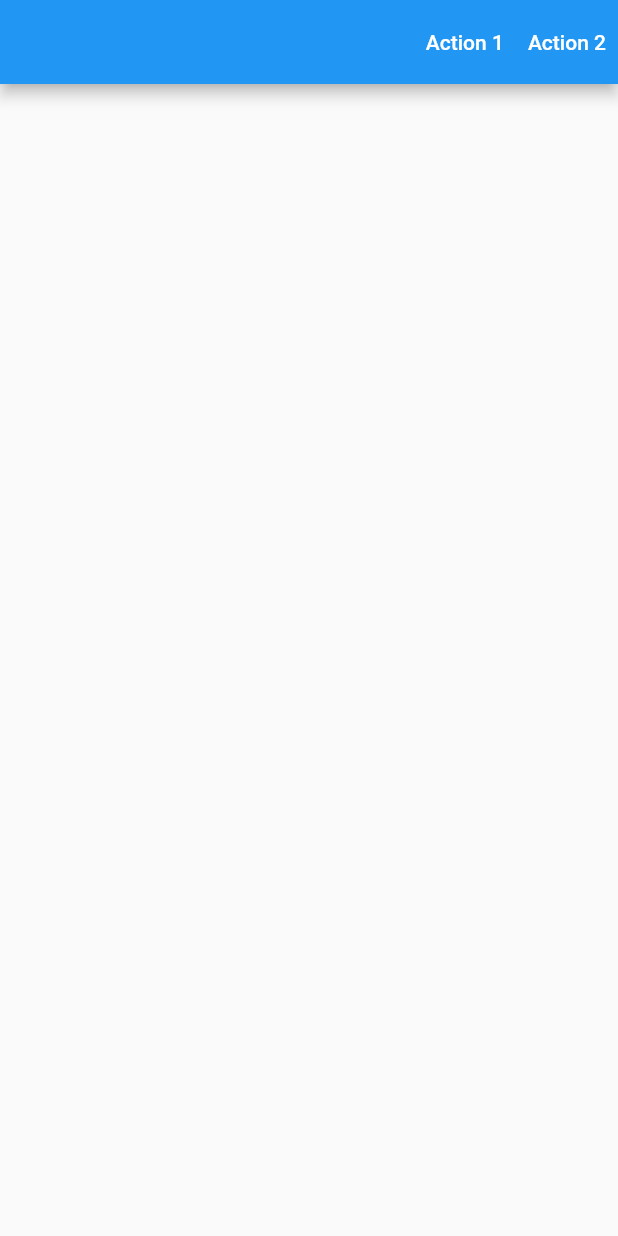
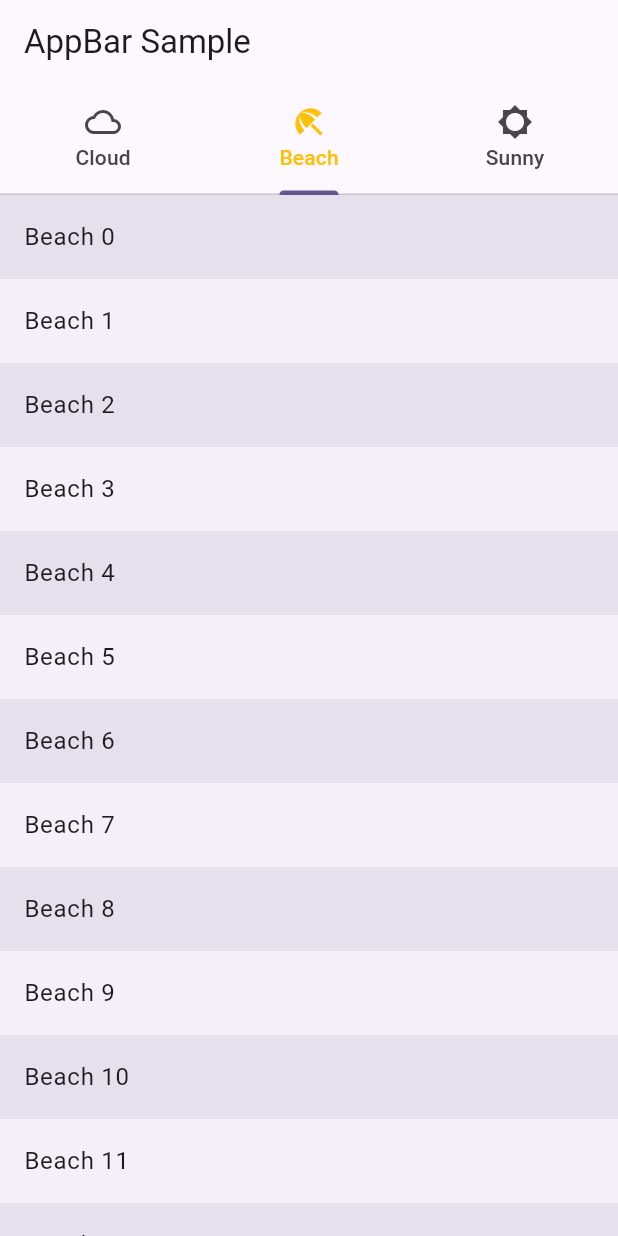
Before and after one commit to khanh-kk/Flutter_AppBar, a Flutter app: the screen it shows after launch, on a phone screen of 412 x 824 dp. Run offline on Flutter 3.47's test engine with Material 2 defaults, Android fonts, the phone set to English and light mode, and no system bars.

Commit message:
appbar bottom

```diff
--- /dev/null
+++ b/lib/appBar_ex3.dart
@@ -0,0 +1,80 @@
+//This example shows how to listen to a nested Scrollable's scroll notification
+//in a nested scroll view using the notificationPredicate property and
+//use it to make scrolledUnderElevation take effect.
+
+import 'package:flutter/material.dart';
+
+class MyAppBar4 extends StatelessWidget {
+  final List<String> titles = ['Cloud', 'Beach', 'Sunny'];
+  MyAppBar4({super.key});
+
+  @override
+  Widget build(BuildContext context) {
+    final ColorScheme colorScheme = Theme.of(context).colorScheme;
+    final Color oddColor = colorScheme.primary.withOpacity(0.05);
+    final Color evenColor = colorScheme.primary.withOpacity(0.15);
+    int tabCount = titles.length;
+    return DefaultTabController(
+      initialIndex: 1,
+      length: tabCount,
+      child: Scaffold(
+        appBar: AppBar(
+          title: const Text('AppBar Sample'),
+          notificationPredicate: (ScrollNotification notification) {
+            return notification.depth == 1;
+          },
+          scrolledUnderElevation: 4.0,
+          shadowColor: Theme.of(context).shadowColor,
+          bottom: TabBar(
+            labelColor: Colors.amber,
+            tabs: [
+              Tab(
+                icon: const Icon(Icons.cloud_outlined),
+                text: titles[0],
+              ),
+              Tab(
+                icon: const Icon(Icons.beach_access_sharp),
+                text: titles[1],
+              ),
+              Tab(
+                icon: const Icon(Icons.brightness_5_sharp),
+                text: titles[2],
+              ),
+            ],
+          ),
+        ),
+        body: TabBarView(
+          children: [
+            ListView.builder(
+              itemCount: 25,
+              itemBuilder: (BuildContext context, int index) {
+                return ListTile(
+                  tileColor: index.isOdd ? oddColor : evenColor,
+                  title: Text('${titles[0]} $index'),
+                );
+              },
+            ),
+            ListView.builder(
+              itemCount: 25,
+              itemBuilder: (BuildContext context, int index) {
+                return ListTile(
+                  tileColor: index.isOdd ? oddColor : evenColor,
+                  title: Text('${titles[1]} $index'),
+                );
+              },
+            ),
+            ListView.builder(
+              itemCount: 25,
+              itemBuilder: (BuildContext context, int index) {
+                return ListTile(
+                  tileColor: index.isOdd ? oddColor : evenColor,
+                  title: Text('${titles[2]} $index'),
+                );
+              },
+            ),
+          ],
+        ),
+      ),
+    );
+  }
+}
--- a/lib/main.dart
+++ b/lib/main.dart
@@ -1,3 +1,4 @@
+import 'package:app_bar_ex/appBar_ex3.dart';
 import 'package:app_bar_ex/appBar_textButton_action.dart';
 import 'package:flutter/material.dart';
 
@@ -11,14 +12,15 @@ class AppBarApp extends StatelessWidget {
 
   @override
   Widget build(BuildContext context) {
-    return const MaterialApp(
-      // theme: ThemeData(
-      //   colorSchemeSeed: const Color(0xff6750a4),
-      //   useMaterial3: true,
-      // ),
+    return MaterialApp(
+      theme: ThemeData(
+        colorSchemeSeed: const Color(0xff6750a4),
+        useMaterial3: true,
+      ),
       // home: AppBarActions(),
       // home: const MyAppBar2(),
-      home: MyAppBar3(),
+      // home: MyAppBar3(),
+      home: MyAppBar4(),
     );
   }
 }
```
